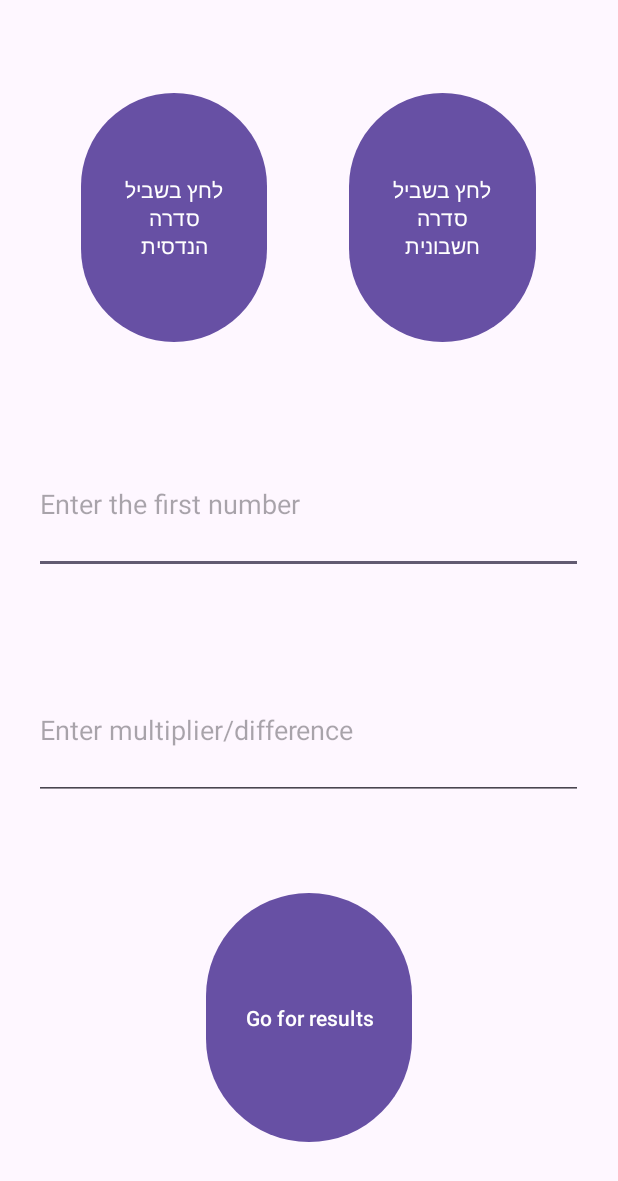
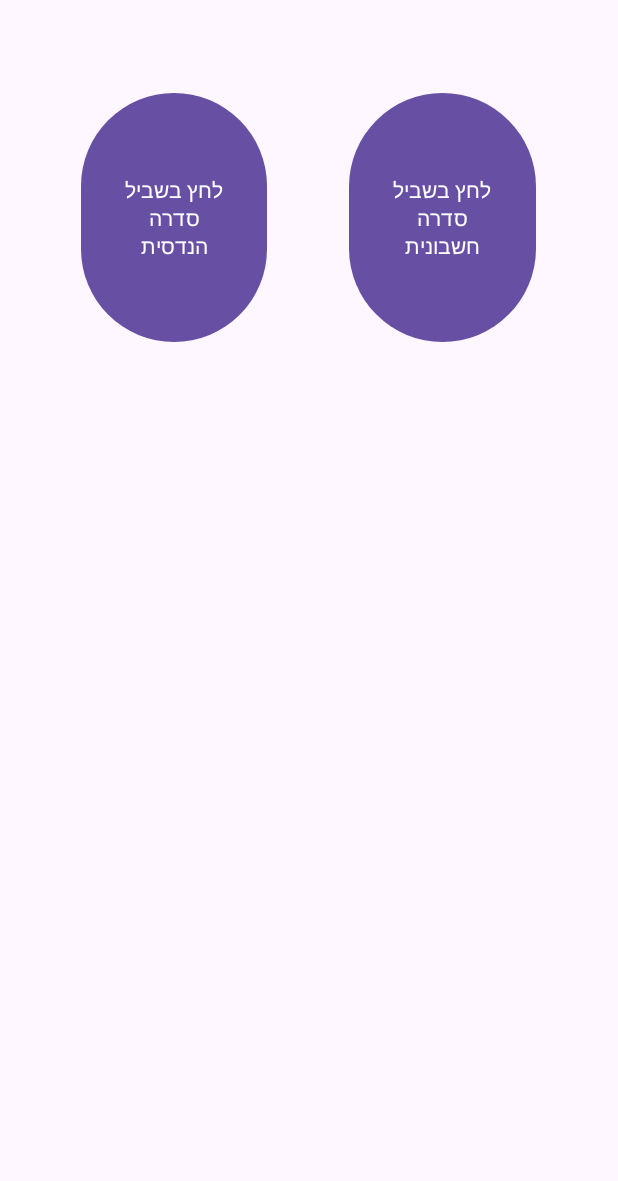
Before and after one commit to tv0823/ListView_Ex082, an Android app: the screen it shows after launch (MainActivity), on a phone screen of 412 x 824 dp. Shown: the top 1181 px of the screen. Run offline under Robolectric (Android 15) with nearby library versions, the phone set to English and light mode, and no system bars.

Commit message:
first page java

```diff
--- a/app/src/main/AndroidManifest.xml
+++ b/app/src/main/AndroidManifest.xml
@@ -13,6 +13,9 @@
         android:theme="@style/Theme.ListView_Ex082"
         tools:targetApi="31">
         <activity
+            android:name=".ResultsActivity"
+            android:exported="false" />
+        <activity
             android:name=".MainActivity"
             android:exported="true">
             <intent-filter>
--- a/app/src/main/res/layout/activity_main.xml
+++ b/app/src/main/res/layout/activity_main.xml
@@ -33,6 +33,7 @@
                 android:layout_width="70dp"
                 android:layout_height="match_parent"
                 android:layout_weight="1"
+                android:onClick="geometrical"
                 android:text="לחץ בשביל סדרה הנדסית" />
 
             <Space
@@ -45,6 +46,7 @@
                 android:layout_width="70dp"
                 android:layout_height="match_parent"
                 android:layout_weight="1"
+                android:onClick="mathematical"
                 android:text="לחץ בשביל סדרה חשבונית" />
 
             <Space
@@ -76,7 +78,8 @@
                 android:layout_weight="80"
                 android:ems="10"
                 android:hint="Enter the first number"
-                android:inputType="numberSigned|numberDecimal" />
+                android:inputType="numberSigned|numberDecimal"
+                android:visibility="invisible" />
 
             <Space
                 android:layout_width="0dp"
@@ -107,7 +110,8 @@
                 android:layout_weight="80"
                 android:ems="10"
                 android:hint="Enter multiplier/difference"
-                android:inputType="numberSigned|numberDecimal" />
+                android:inputType="numberSigned|numberDecimal"
+                android:visibility="invisible" />
 
             <Space
                 android:layout_width="0dp"
@@ -136,7 +140,9 @@
                 android:layout_width="0dp"
                 android:layout_height="match_parent"
                 android:layout_weight="10"
-                android:text="Go for results" />
+                android:onClick="Result"
+                android:text="Go for results"
+                android:visibility="invisible" />
 
             <Space
                 android:layout_width="0dp"
--- a/gradle.properties
+++ b/gradle.properties
@@ -19,3 +19,4 @@ android.useAndroidX=true
 # resources declared in the library itself and none from the library's dependencies,
 # thereby reducing the size of the R class for that library
 android.nonTransitiveRClass=true
+org.gradle.configuration-cache=true
```
Also changed, not shown: app/src/main/java/com/example/listview_ex082/MainActivity.java (+56 -0 lines), app/src/main/java/com/example/listview_ex082/ResultsActivity.java (added, +24 -0 lines), app/src/main/res/layout/activity_results.xml (added, +8 -0 lines).
